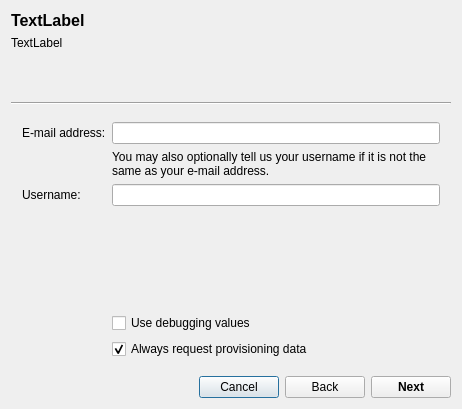
GNOME/evolution-activesync, file QtActivesyncdConfig/ConfigWizard.ui: the form before one commit.
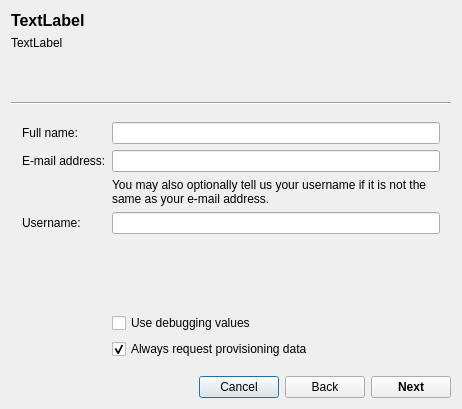
The form after the commit. The open tabs and pages were chosen to show the change.

Commit message: Updated Config Wizard to create an Evolution account when complete. It works, although the account is disabled by default in Evolution.

Patch:
```diff
--- a/QtActivesyncdConfig/ConfigWizard.ui
+++ b/QtActivesyncdConfig/ConfigWizard.ui
@@ -149,6 +149,16 @@
          </property>
         </widget>
        </item>
+       <item row="0" column="1">
+        <widget class="QLineEdit" name="editFullName"/>
+       </item>
+       <item row="0" column="0">
+        <widget class="QLabel" name="label_7">
+         <property name="text">
+          <string>Full name:</string>
+         </property>
+        </widget>
+       </item>
       </layout>
      </widget>
      <widget class="QWidget" name="pageBusy">
```
Left out of the diff: 9 changed lines with no effect on the pictures. The commit also changes 3 other files.
